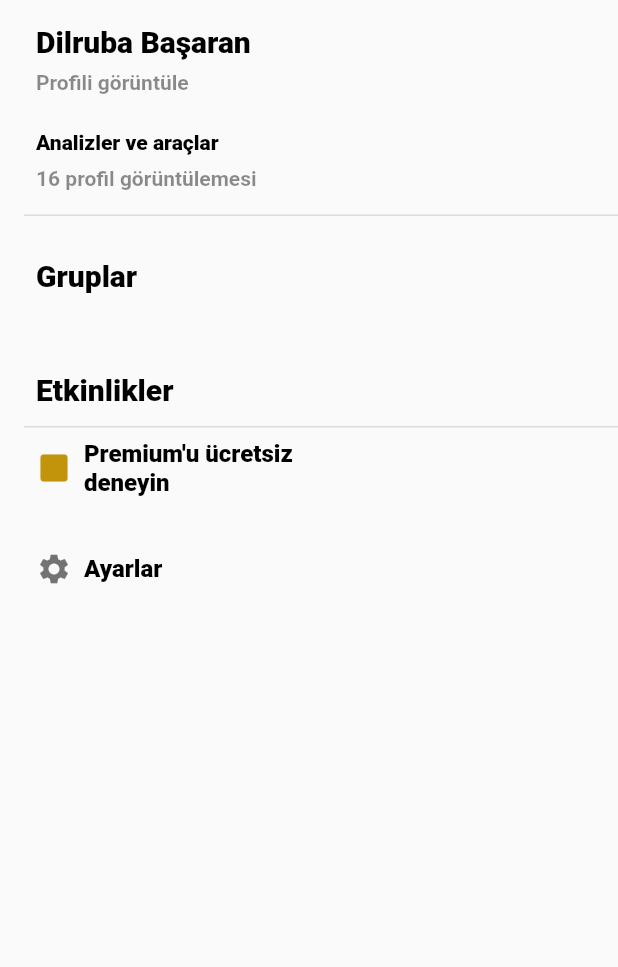
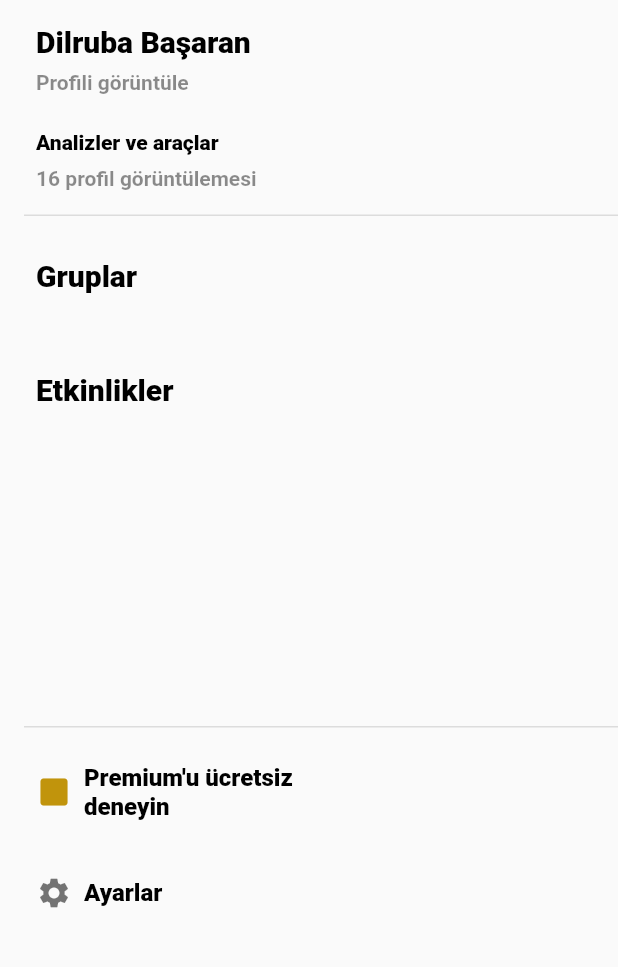
Before and after one commit to dilrubasaran/linkedln_clone_nav_drawer, a Flutter app: the My_Drawer screen opened by its route, on a phone screen of 412 x 824 dp, the part 144-1111 px from its top. Run offline on Flutter 3.47's test engine with Material 2 defaults, Android fonts, the phone set to English and light mode, and no system bars.

Commit message:
drawer and appBar  update

```diff
--- a/lib/my_drawer.dart
+++ b/lib/my_drawer.dart
@@ -117,14 +117,18 @@ class My_Drawer extends StatelessWidget {
                 ),
               ),
             ),
-            SizedBox(),
+            SizedBox(
+              height: 200,
+            ),
             Divider(
               height: 1,
               thickness: 1,
               color: Colors.black12,
             ),
 
-            TextButton.icon(
+            Padding(
+              padding: const EdgeInsets.only(top: 16.0),
+              child: TextButton.icon(
                 onPressed: () {},
                 icon: const Icon(Icons.square_rounded,
                     color: Color.fromARGB(255, 193, 148, 12)),
@@ -134,6 +138,7 @@ class My_Drawer extends StatelessWidget {
                       fontSize: 16,
                       fontWeight: FontWeight.w900,
                       color: Colors.black),
+                ),
               ),
             ),
             Column(
```
Lines whose indentation alone changed are shown as unchanged.
